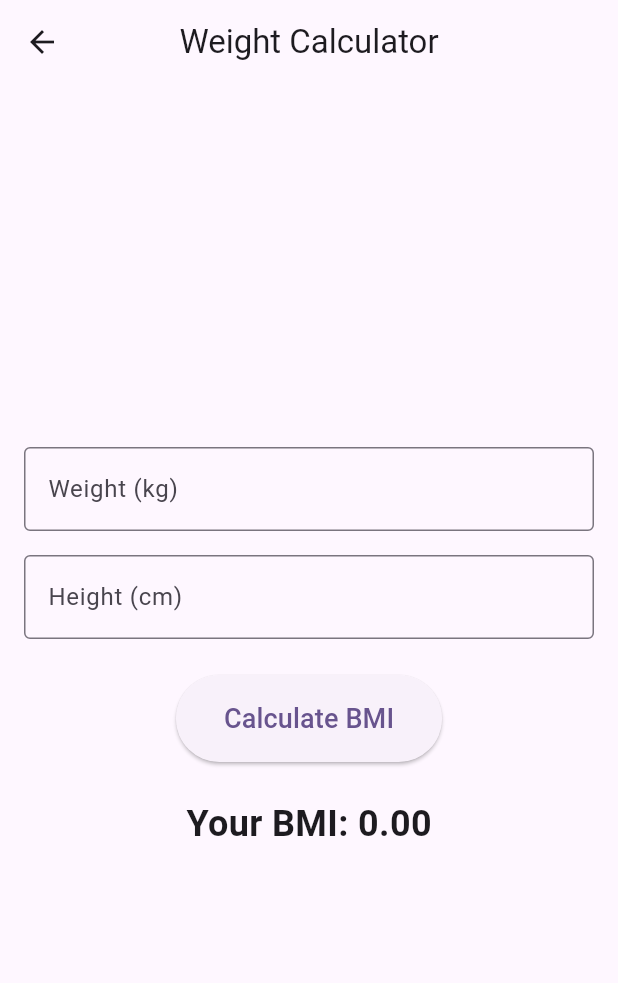
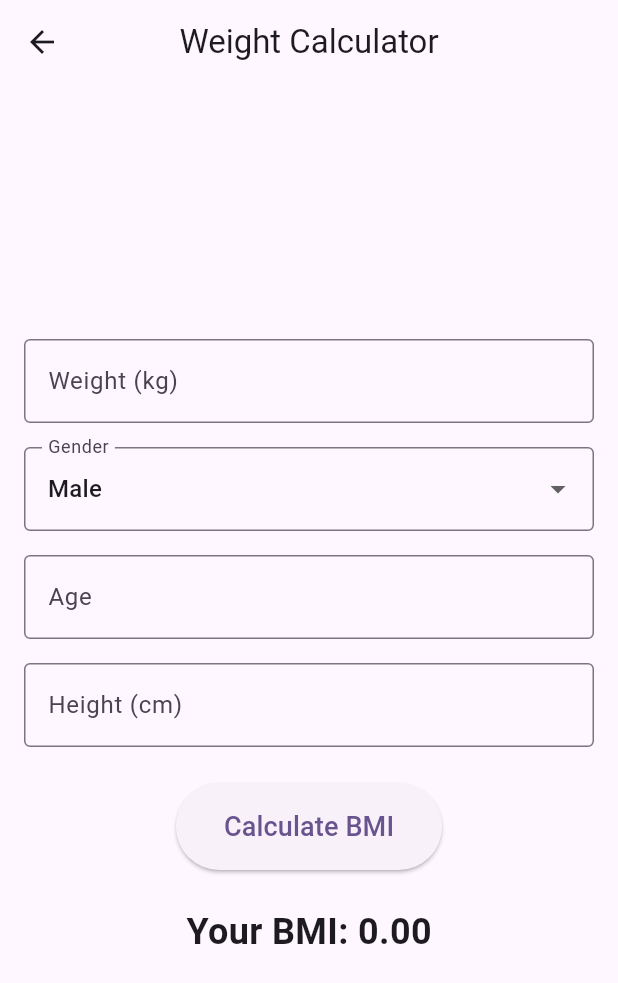
Before and after one commit to phorlly-dev/smple_app, a Flutter app: the screen it shows after launch, in the side drawer, after a tap on "Weight Calculator", on a phone screen of 412 x 824 dp. Shown: the top 983 px of the screen. Run offline on Flutter 3.47's test engine with Material 3 defaults, Android fonts, the phone set to English and light mode, and no system bars.

Commit message:
updated 5 may 25 12:27

```diff
--- a/lib/views/pages/weight_calculator.dart
+++ b/lib/views/pages/weight_calculator.dart
@@ -1,5 +1,6 @@
 import 'package:flutter/material.dart';
 import 'package:smple_app/views/widgets/topbar.dart';
+import 'package:flutter/services.dart';
 
 class WeightCalculator extends StatefulWidget {
   const WeightCalculator({super.key});
@@ -11,11 +12,20 @@ class WeightCalculator extends StatefulWidget {
 class _WeightCalculatorState extends State<WeightCalculator> {
   final TextEditingController _weightController = TextEditingController();
   final TextEditingController _heightController = TextEditingController();
+  final TextEditingController _ageController = TextEditingController();
   double _bmi = 0.0;
+  String _gender = 'Male';
+  final List<String> _genderOptions = ['Male', 'Female', 'Other'];
 
   void _calculateBMI() {
     double weight = double.tryParse(_weightController.text) ?? 0.0;
     double height = double.tryParse(_heightController.text) ?? 0.0;
+    int age = int.tryParse(_ageController.text) ?? 0;
+
+    // Basic validation
+    if (age <= 0 || age > 120) {
+      // Handle invalid age input (e.g., show an error message)
+    }
 
     if (weight > 0 && height > 0) {
       setState(() {
@@ -43,7 +53,18 @@ class _WeightCalculatorState extends State<WeightCalculator> {
                 keyboardType: TextInputType.number,
               ),
               const SizedBox(height: 16),
+                _buildGenderDropdown(),
+                 const SizedBox(height: 16),
               _buildInputField(
+                controller: _ageController,
+                label: 'Age',
+                keyboardType: TextInputType.number,
+                 inputFormatters: [FilteringTextInputFormatter.digitsOnly]
+
+              ),
+              const SizedBox(height: 16),
+               _buildInputField(
+                inputFormatters: [FilteringTextInputFormatter.digitsOnly],
                 controller: _heightController,
                 label: 'Height (cm)',
                 keyboardType: TextInputType.number,
@@ -53,7 +74,9 @@ class _WeightCalculatorState extends State<WeightCalculator> {
                 onPressed: _calculateBMI,
                 style: ElevatedButton.styleFrom(
                   padding: const EdgeInsets.symmetric(
-                      horizontal: 32, vertical: 16),
+                    horizontal: 32,
+                    vertical: 16,
+                  ),
                 ),
                 child: const Text(
                   'Calculate BMI',
@@ -64,7 +87,9 @@ class _WeightCalculatorState extends State<WeightCalculator> {
               Text(
                 'Your BMI: ${_bmi.toStringAsFixed(2)}',
                 style: const TextStyle(
-                    fontSize: 24, fontWeight: FontWeight.bold),
+                  fontSize: 24,
+                  fontWeight: FontWeight.bold,
+                ),
               ),
               const SizedBox(height: 16),
               _buildBMICategory(),
@@ -80,10 +105,12 @@ class _WeightCalculatorState extends State<WeightCalculator> {
     required TextEditingController controller,
     required String label,
     required TextInputType keyboardType,
+    List<TextInputFormatter>? inputFormatters,
   }) {
     return TextField(
       controller: controller,
       keyboardType: keyboardType,
+      inputFormatters: inputFormatters,
       decoration: InputDecoration(
         border: const OutlineInputBorder(),
         labelText: label,
@@ -91,13 +118,35 @@ class _WeightCalculatorState extends State<WeightCalculator> {
     );
   }
 
+  Widget _buildGenderDropdown() {
+    return DropdownButtonFormField<String>(
+      value: _gender,
+      items:
+          _genderOptions.map((String value) {
+            return DropdownMenuItem<String>(value: value, child: Text(value));
+          }).toList(),
+      onChanged: (String? newValue) {
+        setState(() {
+          _gender = newValue!;
+        });
+      },
+      decoration: const InputDecoration(
+        border: OutlineInputBorder(),
+      labelText: 'Gender',
+
+      ),
+    );
+  }
+
   Widget _buildBMICategory() {
     if (_bmi == 0.0) return const SizedBox.shrink();
-    String category = _bmi < 18.5
-        ? 'Underweight'
-        : _bmi < 25 ? 'Normal weight' : 'Overweight';
+    String category =
+        _bmi < 18.5
+            ? 'Underweight'
+            : _bmi < 25
+            ? 'Normal weight'
+            : 'Overweight';
 
-    return Text('Category: $category',
-        style: const TextStyle(fontSize: 18));
+    return Text('Category: $category', style: const TextStyle(fontSize: 18));
   }
 }
```
